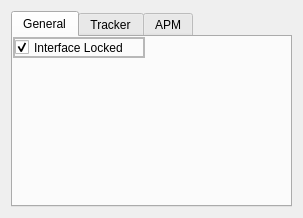
Above: POEClickCounter/gui/SettingsForm.ui from crypticism/POEClickCounter before the change. Below: the same form after it.
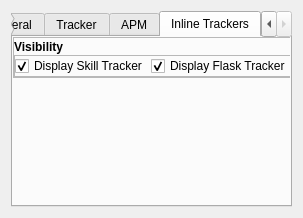
That is the form after the change. The open tabs and pages were chosen to show the change.

Commit message: Added per-flask and per-skill tracking. Made interfaces click-through when not moveable.

The edit to the form file:
```diff
--- a/POEClickCounter/gui/SettingsForm.ui
+++ b/POEClickCounter/gui/SettingsForm.ui
@@ -732,6 +732,109 @@
        </layout>
       </widget>
      </widget>
+     <widget class="QWidget" name="flask_and_skill_tab">
+      <attribute name="title">
+       <string>Inline Trackers</string>
+      </attribute>
+      <widget class="QFrame" name="frame_13">
+       <property name="geometry">
+        <rect>
+         <x>0</x>
+         <y>0</y>
+         <width>280</width>
+         <height>41</height>
+        </rect>
+       </property>
+       <property name="frameShape">
+        <enum>QFrame::StyledPanel</enum>
+       </property>
+       <property name="frameShadow">
+        <enum>QFrame::Raised</enum>
+       </property>
+       <layout class="QVBoxLayout" name="verticalLayout_9">
+        <property name="spacing">
+         <number>0</number>
+        </property>
+        <property name="leftMargin">
+         <number>0</number>
+        </property>
+        <property name="topMargin">
+         <number>0</number>
+        </property>
+        <property name="rightMargin">
+         <number>0</number>
+        </property>
+        <property name="bottomMargin">
+         <number>0</number>
+        </property>
+        <item>
+         <widget class="QLabel" name="label_7">
+          <property name="maximumSize">
+           <size>
+            <width>16777215</width>
+            <height>20</height>
+           </size>
+          </property>
+          <property name="font">
+           <font>
+            <bold>true</bold>
+           </font>
+          </property>
+          <property name="text">
+           <string>Visibility</string>
+          </property>
+         </widget>
+        </item>
+        <item>
+         <widget class="QFrame" name="frame_14">
+          <property name="frameShape">
+           <enum>QFrame::StyledPanel</enum>
+          </property>
+          <property name="frameShadow">
+           <enum>QFrame::Raised</enum>
+          </property>
+          <layout class="QHBoxLayout" name="horizontalLayout_11">
+           <property name="spacing">
+            <number>0</number>
+           </property>
+           <property name="leftMargin">
+            <number>0</number>
+           </property>
+           <property name="topMargin">
+            <number>0</number>
+           </property>
+           <property name="rightMargin">
+            <number>0</number>
+           </property>
+           <property name="bottomMargin">
+            <number>0</number>
+           </property>
+           <item>
+            <widget class="QCheckBox" name="display_skill_tracker">
+             <property name="text">
+              <string>Display Skill Tracker</string>
+             </property>
+             <property name="checked">
+              <bool>true</bool>
+             </property>
+            </widget>
+           </item>
+           <item>
+            <widget class="QCheckBox" name="display_flask_tracker">
+             <property name="text">
+              <string>Display Flask Tracker</string>
+             </property>
+             <property name="checked">
+              <bool>true</bool>
+             </property>
+            </widget>
+           </item>
+          </layout>
+         </widget>
+        </item>
+       </layout>
+      </widget>
+     </widget>
     </widget>
    </item>
   </layout>
```
The commit also changes 20 other files.
